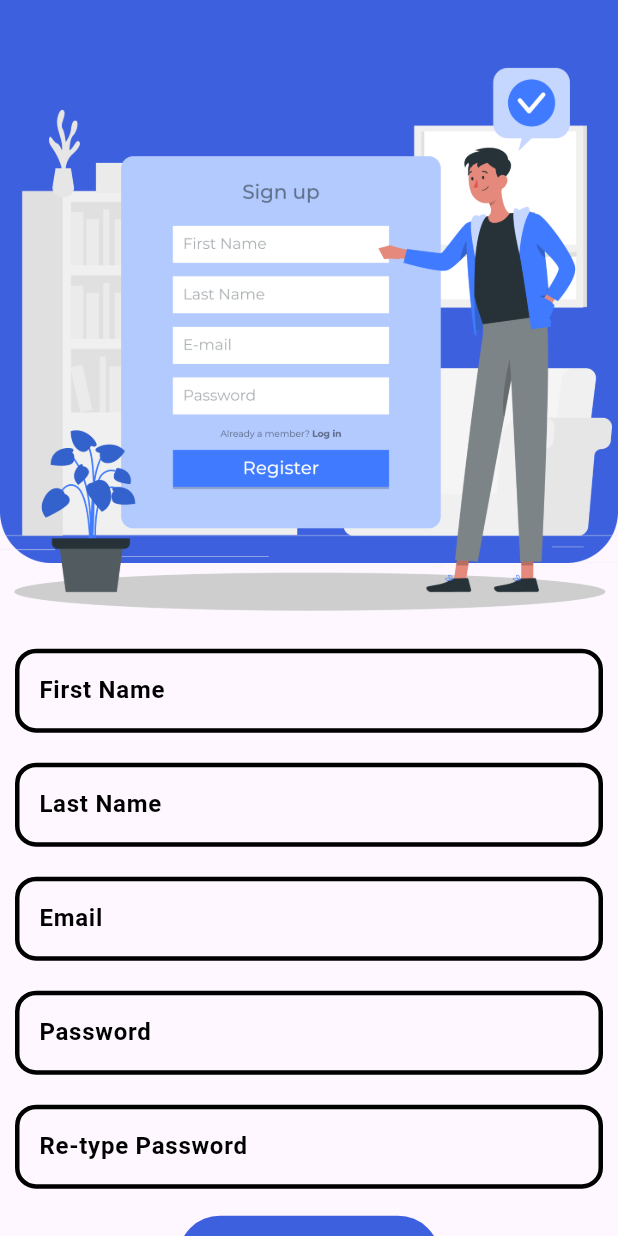
After one commit to youssefibrahim146/lost-and-found-app, a Flutter app: the screen it shows after launch, after a tap on "Not a User? Signup", on a phone screen of 412 x 824 dp. The commit adds this screen. Run offline on Flutter 3.47's test engine with Material 3 defaults, Android fonts, the light colour scheme and no system bars; our stand-ins replace get.

Commit message:
- finished signup screen as ui only

```diff
--- a/lib/app_router.dart
+++ b/lib/app_router.dart
@@ -1,5 +1,6 @@
 import 'package:flutter/material.dart';
 import 'package:lost_found_app/view/login_screen.dart';
+import 'package:lost_found_app/view/signup_screen.dart';
 
 import 'constants/strings.dart';
 
@@ -10,6 +11,10 @@ class AppRouter {
         return MaterialPageRoute(
           builder: (_) => const LoginScreen(),
         );
+        case signupScreen:
+        return MaterialPageRoute(
+          builder: (_) => const SignupScreen(),
+        );
     }
   }
 }
--- a/lib/constants/strings.dart
+++ b/lib/constants/strings.dart
@@ -1 +1,2 @@
 const loginScreen = '/';
+const String signupScreen = 'signupScreen';
--- a/lib/main.dart
+++ b/lib/main.dart
@@ -1,4 +1,5 @@
 import 'package:flutter/material.dart';
+import 'package:get/get.dart';
 import 'package:lost_found_app/app_router.dart';
 
 void main() {
@@ -14,7 +15,7 @@ class MyApp extends StatelessWidget {
 
   @override
   Widget build(BuildContext context) {
-    return MaterialApp(
+    return GetMaterialApp(
       debugShowCheckedModeBanner: false,
       title: 'Flutter Demo',
       onGenerateRoute: appRouter.generateRoute,
--- a/lib/view/login_screen.dart
+++ b/lib/view/login_screen.dart
@@ -1,5 +1,7 @@
 import 'package:flutter/material.dart';
+import 'package:get/get.dart';
 import 'package:lost_found_app/constants/colors.dart';
+import 'package:lost_found_app/constants/strings.dart';
 
 import 'widgets/auth_input_field.dart';
 
@@ -77,13 +79,18 @@ class LoginScreen extends StatelessWidget {
                         ),
                       ),
                     ),
-                    const Align(
+                     Align(
                       alignment: Alignment.center,
-                      child: Text("Not a User? Signup",style: TextStyle(
-                        fontSize: 15,
-                        fontWeight: FontWeight.bold,
-                        color: Color.fromRGBO(55, 55, 55, 1)
-                      ),),
+                      child: InkWell(
+                        onTap: (){
+                          Get.offNamed(signupScreen);
+                        },
+                        child: const Text("Not a User? Signup",style: TextStyle(
+                          fontSize: 15,
+                          fontWeight: FontWeight.bold,
+                          color: Color.fromRGBO(55, 55, 55, 1)
+                        ),),
+                      ),
                     ),
                   ],
                 ),
--- /dev/null
+++ b/lib/view/signup_screen.dart
@@ -0,0 +1,74 @@
+import 'package:flutter/material.dart';
+import 'package:get/get.dart';
+
+import '../constants/colors.dart';
+import '../constants/strings.dart';
+import 'widgets/auth_input_field.dart';
+
+class SignupScreen extends StatelessWidget {
+  const SignupScreen({Key? key}) : super(key: key);
+
+  @override
+  Widget build(BuildContext context) {
+    return Scaffold(
+      body: SingleChildScrollView(
+        child: Column(
+          children: [
+            Image.asset("assets/signup image.png"),
+            const SizedBox(height: 15),
+            Container(
+              padding: const EdgeInsets.all(10),
+              child: const AuthInputField(label: "First Name"),
+            ),
+            Container(
+              padding: const EdgeInsets.all(10),
+              child: const AuthInputField(label: "Last Name"),
+            ),
+            Container(
+              padding: const EdgeInsets.all(10),
+              child: const AuthInputField(label: "Email"),
+            ),
+            Container(
+              padding: const EdgeInsets.all(10),
+              child: const AuthInputField(label: "Password"),
+            ),
+            Container(
+              padding: const EdgeInsets.all(10),
+              child: const AuthInputField(label: "Re-type Password"),
+            ),
+            TextButton(
+              onPressed: () {},
+              child: Align(
+                alignment: Alignment.center,
+                child: Container(
+                  padding: const EdgeInsets.symmetric(vertical: 15,horizontal: 40),
+                  decoration: BoxDecoration(
+                      color: blueColor,
+                      borderRadius: BorderRadius.circular(28)),
+                  child: const Text(
+                    "Signup",
+                    style: TextStyle(
+                        fontSize: 30,
+                        fontWeight: FontWeight.bold,
+                        color: whiteColor),
+                  ),
+                ),
+              ),
+            ),
+            InkWell(
+              onTap: (){
+                Get.offNamed(loginScreen);
+              },
+              child: const Text("Already a User? Sign in",style: TextStyle(
+                  fontSize: 15,
+                  fontWeight: FontWeight.bold,
+                  color: Color.fromRGBO(55, 55, 55, 1)
+              ),),
+            ),
+            const SizedBox(height: 20),
+          ],
+        ),
+      ),
+    );
+  }
+}
--- a/pubspec.yaml
+++ b/pubspec.yaml
@@ -35,6 +35,7 @@ dependencies:
   # The following adds the Cupertino Icons font to your application.
   # Use with the CupertinoIcons class for iOS style icons.
   cupertino_icons: ^1.0.2
+  get: ^4.6.6
 
 dev_dependencies:
   flutter_test:
```
Also changed, not shown: assets/signup image.png, pubspec.lock.
